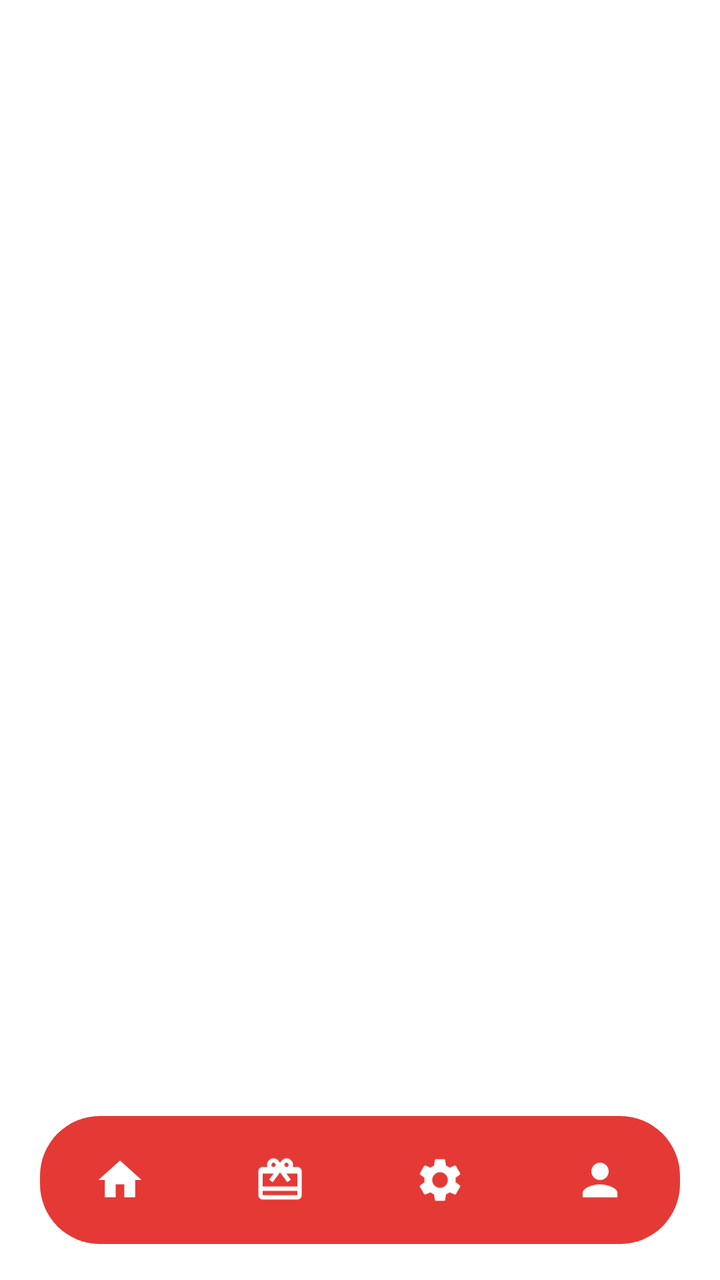
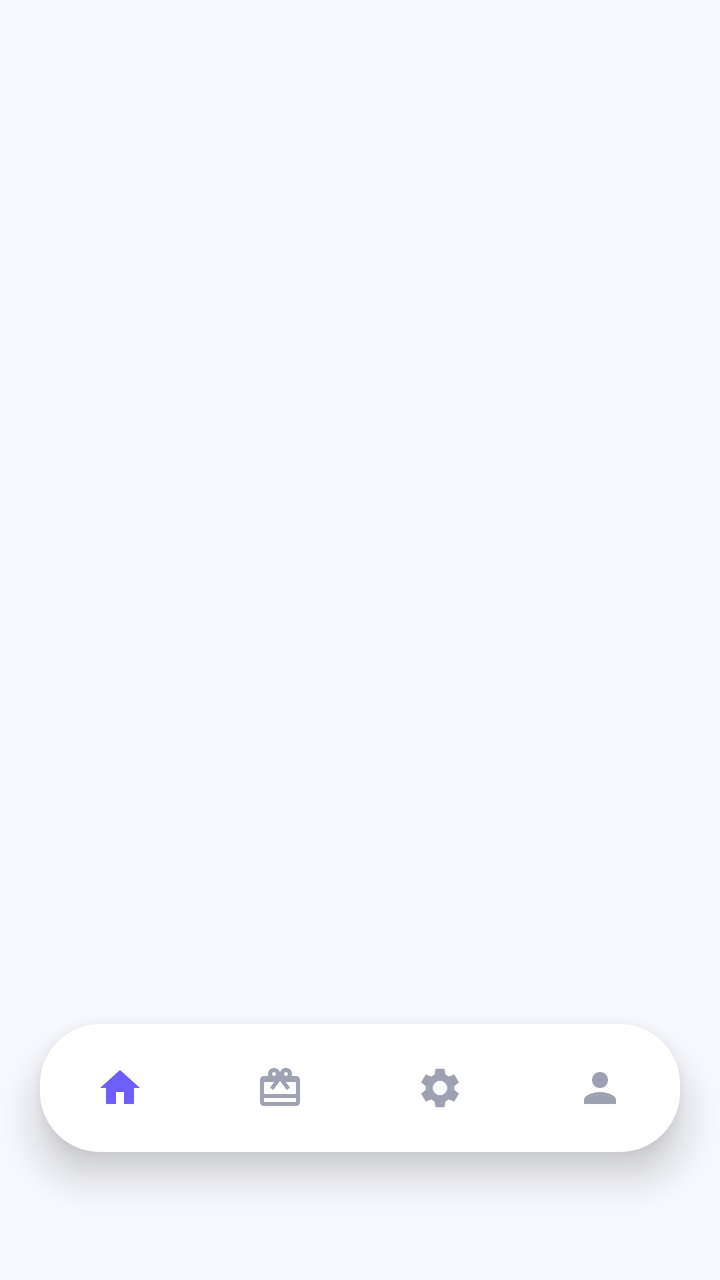

The first picture is an Android layout as it rendered before a commit; the second is the same layout after the commit. The layout source and the unified diff follow.
<!-- AndroidManifest.xml: application theme Theme.RUTA -->
<!-- res/layout/activity_passenger_home.xml -->
<?xml version="1.0" encoding="utf-8"?>
<androidx.constraintlayout.widget.ConstraintLayout
    xmlns:android="http://schemas.android.com/apk/res/android"
    xmlns:app="http://schemas.android.com/apk/res-auto"
    android:layout_width="match_parent"
    android:layout_height="match_parent"
    android:background="@color/white">

    
    <androidx.viewpager2.widget.ViewPager2
        android:id="@+id/viewPager"
        android:layout_width="match_parent"
        android:layout_height="0dp"
        app:layout_constraintTop_toTopOf="parent"
        app:layout_constraintBottom_toTopOf="@id/bottomNav" />

    
    <com.google.android.material.card.MaterialCardView
        android:id="@+id/cardDriverInfo"
        android:layout_width="match_parent"
        android:layout_height="wrap_content"
        android:layout_marginHorizontal="16dp"
        android:layout_marginBottom="12dp"
        android:visibility="gone"
        app:cardCornerRadius="16dp"
        app:cardElevation="8dp"
        app:layout_constraintBottom_toTopOf="@id/bottomNav"
        app:layout_constraintEnd_toEndOf="parent"
        app:layout_constraintStart_toStartOf="parent">

        <LinearLayout
            android:layout_width="match_parent"
            android:layout_height="wrap_content"
            android:orientation="vertical"
            android:padding="16dp">

            
            <LinearLayout
                android:layout_width="match_parent"
                android:layout_height="wrap_content"
                android:gravity="center_vertical"
                android:orientation="horizontal">

                <TextView
                    android:id="@+id/txtPassengerTripStatus"
                    android:layout_width="0dp"
                    android:layout_height="wrap_content"
                    android:layout_weight="1"
                    android:text="Searching for driver..."
                    android:textColor="#F57C00"
                    android:textSize="14sp"
                    android:textStyle="bold" />

                <TextView
                    android:id="@+id/txtTripEta"
                    android:layout_width="wrap_content"
                    android:layout_height="wrap_content"
                    android:text="ETA: -- min"
                    android:textColor="@android:color/black"
                    android:textSize="13sp"
                    android:textStyle="bold" />
            </LinearLayout>

            
            <LinearLayout
                android:id="@+id/layoutDriverDetails"
                android:layout_width="match_parent"
                android:layout_height="wrap_content"
                android:layout_marginTop="8dp"
                android:orientation="vertical"
                android:visibility="gone">

                <TextView
                    android:id="@+id/txtDriverName"
                    android:layout_width="wrap_content"
                    android:layout_height="wrap_content"
                    android:text="Driver Name"
                    android:textSize="16sp"
                    android:textStyle="bold" />

                <TextView
                    android:id="@+id/txtVehicleDetails"
                    android:layout_width="wrap_content"
                    android:layout_height="wrap_content"
                    android:layout_marginTop="2dp"
                    android:text="Toyota Vios • ABC 1234"
                    android:textColor="@android:color/darker_gray"
                    android:textSize="13sp" />

                <TextView
                    android:id="@+id/txtTripFare"
                    android:layout_width="wrap_content"
                    android:layout_height="wrap_content"
                    android:layout_marginTop="4dp"
                    android:text="Total Fare: ₱0.00"
                    android:textColor="#2E7D32"
                    android:textSize="14sp"
                    android:textStyle="bold" />
            </LinearLayout>

            
            <LinearLayout
                android:layout_width="match_parent"
                android:layout_height="wrap_content"
                android:layout_marginTop="12dp"
                android:orientation="horizontal">

                <Button
                    android:id="@+id/btnOpenChat"
                    style="@style/Widget.MaterialComponents.Button"
                    android:layout_width="0dp"
                    android:layout_height="wrap_content"
                    android:layout_weight="1"
                    android:layout_marginEnd="4dp"
                    android:text="💬 Chat Driver"
                    android:visibility="gone" />

                <Button
                    android:id="@+id/btnCancelRide"
                    style="@style/Widget.MaterialComponents.Button"
                    android:layout_width="0dp"
                    android:layout_height="wrap_content"
                    android:layout_weight="1"
                    android:layout_marginStart="4dp"
                    android:backgroundTint="#D32F2F"
                    android:text="Cancel Request"
                    android:textColor="@color/white" />
            </LinearLayout>

        </LinearLayout>
    </com.google.android.material.card.MaterialCardView>

    
    <LinearLayout
        android:id="@+id/bottomNav"
        android:layout_width="match_parent"
        android:layout_height="64dp"
        android:layout_marginHorizontal="20dp"
        android:layout_marginBottom="18dp"
        android:background="@drawable/bg_bottom_nav"
        android:gravity="center_vertical"
        android:orientation="horizontal"
        android:weightSum="4"
        app:layout_constraintBottom_toBottomOf="parent"
        app:layout_constraintStart_toStartOf="parent"
        app:layout_constraintEnd_toEndOf="parent">

        <ImageView
            android:id="@+id/navHome"
            android:layout_width="0dp"
            android:layout_height="26dp"
            android:layout_weight="1"
            android:contentDescription="Home"
            android:src="@drawable/ic_home_filled" />

        <ImageView
            android:id="@+id/navPromos"
            android:layout_width="0dp"
            android:layout_height="26dp"
            android:layout_weight="1"
            android:contentDescription="Promos"
            android:src="@drawable/ic_gift" />

        <ImageView
            android:id="@+id/navSettings"
            android:layout_width="0dp"
            android:layout_height="26dp"
            android:layout_weight="1"
            android:contentDescription="Settings"
            android:src="@drawable/ic_settings" />

        <ImageView
            android:id="@+id/btnProfile"
            android:layout_width="0dp"
            android:layout_height="26dp"
            android:layout_weight="1"
            android:contentDescription="Profile"
            android:src="@drawable/ic_person" />

    </LinearLayout>

</androidx.constraintlayout.widget.ConstraintLayout>
<!-- resources referenced by this layout -->
<resources>
  <color name="white">#FFFFFF</color>
  <!-- drawable bg_bottom_nav (drawable) -->
  <?xml version="1.0" encoding="utf-8"?>
  <shape xmlns:android="http://schemas.android.com/apk/res/android">
      <solid android:color="@color/ruta_red" />
      <corners android:radius="30dp" />
  </shape>
  <!-- drawable ic_gift (drawable) -->
  <vector xmlns:android="http://schemas.android.com/apk/res/android"
      android:width="24dp" android:height="24dp" android:viewportWidth="24" android:viewportHeight="24">
      <path android:fillColor="#FFFFFF" android:pathData="M20,6h-2.18c0.11,-0.31 0.18,-0.65 0.18,-1a2.996,2.996 0 0,0 -5.5,-1.65l-0.5,0.67 -0.5,-0.68C10.96,2.54 10.05,2 9,2 7.34,2 6,3.34 6,5c0,0.35 0.07,0.69 0.18,1H4c-1.11,0 -1.99,0.89 -1.99,2v11c0,1.11 0.88,2 1.99,2h16c1.11,0 2,-0.89 2,-2V8c0,-1.11 -0.89,-2 -2,-2zM9,4c0.55,0 1,0.45 1,1s-0.45,1 -1,1 -1,-0.45 -1,-1 0.45,-1 1,-1zM15,4c0.55,0 1,0.45 1,1s-0.45,1 -1,1 -1,-0.45 -1,-1 0.45,-1 1,-1zM20,19H4v-2h16v2zM20,15H4v-6h5.08L7,11.83 8.62,13 11,9.8l1,-1.33 1,1.33L15.38,13 17,11.83 14.92,9H20v6z" />
  </vector>
  <!-- drawable ic_home_filled (drawable) -->
  <vector xmlns:android="http://schemas.android.com/apk/res/android"
      android:width="24dp" android:height="24dp" android:viewportWidth="24" android:viewportHeight="24">
      <path android:fillColor="#FFFFFF" android:pathData="M10,20v-6h4v6h5v-8h3L12,3 2,12h3v8z" />
  </vector>
  <!-- drawable ic_person (drawable) -->
  <vector xmlns:android="http://schemas.android.com/apk/res/android"
      android:width="24dp" android:height="24dp" android:viewportWidth="24" android:viewportHeight="24">
      <path android:fillColor="#FFFFFF" android:pathData="M12,12c2.21,0 4,-1.79 4,-4s-1.79,-4 -4,-4 -4,1.79 -4,4 1.79,4 4,4zM12,14c-2.67,0 -8,1.34 -8,4v2h16v-2c0,-2.66 -5.33,-4 -8,-4z" />
  </vector>
  <!-- drawable ic_settings (drawable) -->
  <vector xmlns:android="http://schemas.android.com/apk/res/android"
      android:width="24dp" android:height="24dp" android:viewportWidth="24" android:viewportHeight="24">
      <path android:fillColor="#FFFFFF" android:pathData="M19.14,12.94c0.04,-0.3 0.06,-0.61 0.06,-0.94c0,-0.32 -0.02,-0.64 -0.07,-0.94l2.03,-1.58c0.18,-0.14 0.23,-0.41 0.12,-0.61l-1.92,-3.32c-0.12,-0.22 -0.37,-0.29 -0.59,-0.22l-2.39,0.96c-0.5,-0.38 -1.03,-0.7 -1.62,-0.94L14.4,2.81c-0.04,-0.24 -0.24,-0.41 -0.48,-0.41h-3.84c-0.24,0 -0.43,0.17 -0.47,0.41L9.25,5.35c-0.59,0.24 -1.13,0.57 -1.62,0.94L5.24,5.33c-0.22,-0.08 -0.47,0 -0.59,0.22L2.74,8.87C2.62,9.08 2.66,9.34 2.86,9.48l2.03,1.58C4.84,11.36 4.8,11.69 4.8,12s0.02,0.64 0.07,0.94l-2.03,1.58c-0.18,0.14 -0.23,0.41 -0.12,0.61l1.92,3.32c0.12,0.22 0.37,0.29 0.59,0.22l2.39,-0.96c0.5,0.38 1.03,0.7 1.62,0.94l0.36,2.54c0.05,0.24 0.24,0.41 0.48,0.41h3.84c0.24,0 0.44,-0.17 0.47,-0.41l0.36,-2.54c0.59,-0.24 1.13,-0.56 1.62,-0.94l2.39,0.96c0.22,0.08 0.47,0 0.59,-0.22l1.92,-3.32c0.12,-0.22 0.07,-0.47 -0.12,-0.61L19.14,12.94zM12,15.6c-1.98,0 -3.6,-1.62 -3.6,-3.6s1.62,-3.6 3.6,-3.6 3.6,1.62 3.6,3.6 -1.62,3.6 -3.6,3.6z" />
  </vector>
  <style name="Theme.RUTA" parent="Theme.MaterialComponents.DayNight.NoActionBar">
          <item name="colorPrimary">@color/ruta_red</item>
          <item name="colorPrimaryDark">@color/ruta_red_dark</item>
          <item name="colorAccent">@color/ruta_red</item>
          <item name="android:statusBarColor">@color/ruta_red</item>
          <item name="android:windowLightStatusBar" tools:targetApi="m">false</item>
      </style>
  <color name="ruta_red">#E53935</color>
  <color name="ruta_red_dark">#C62828</color>
</resources>

<!-- the commit's change to res/layout/activity_passenger_home.xml (unified diff, before → after) -->
@@ -1,134 +1,19 @@
 <?xml version="1.0" encoding="utf-8"?>
-<androidx.constraintlayout.widget.ConstraintLayout
-    xmlns:android="http://schemas.android.com/apk/res/android"
+<androidx.constraintlayout.widget.ConstraintLayout xmlns:android="http://schemas.android.com/apk/res/android"
     xmlns:app="http://schemas.android.com/apk/res-auto"
+    xmlns:tools="http://schemas.android.com/tools"
     android:layout_width="match_parent"
     android:layout_height="match_parent"
-    android:background="@color/white">
+    android:background="@color/ruta_bg"
+    tools:ignore="HardcodedText,ContentDescription">
 
     
     <androidx.viewpager2.widget.ViewPager2
         android:id="@+id/viewPager"
         android:layout_width="match_parent"
         android:layout_height="0dp"
-        app:layout_constraintTop_toTopOf="parent"
-        app:layout_constraintBottom_toTopOf="@id/bottomNav" />
-
-    
-    <com.google.android.material.card.MaterialCardView
-        android:id="@+id/cardDriverInfo"
-        android:layout_width="match_parent"
-        android:layout_height="wrap_content"
-        android:layout_marginHorizontal="16dp"
-        android:layout_marginBottom="12dp"
-        android:visibility="gone"
-        app:cardCornerRadius="16dp"
-        app:cardElevation="8dp"
         app:layout_constraintBottom_toTopOf="@id/bottomNav"
-        app:layout_constraintEnd_toEndOf="parent"
-        app:layout_constraintStart_toStartOf="parent">
-
-        <LinearLayout
-            android:layout_width="match_parent"
-            android:layout_height="wrap_content"
-            android:orientation="vertical"
-            android:padding="16dp">
-
-            
-            <LinearLayout
-                android:layout_width="match_parent"
-                android:layout_height="wrap_content"
-                android:gravity="center_vertical"
-                android:orientation="horizontal">
-
-                <TextView
-                    android:id="@+id/txtPassengerTripStatus"
-                    android:layout_width="0dp"
-                    android:layout_height="wrap_content"
-                    android:layout_weight="1"
-                    android:text="Searching for driver..."
-                    android:textColor="#F57C00"
-                    android:textSize="14sp"
-                    android:textStyle="bold" />
-
-                <TextView
-                    android:id="@+id/txtTripEta"
-                    android:layout_width="wrap_content"
-                    android:layout_height="wrap_content"
-                    android:text="ETA: -- min"
-                    android:textColor="@android:color/black"
-                    android:textSize="13sp"
-                    android:textStyle="bold" />
-            </LinearLayout>
-
-            
-            <LinearLayout
-                android:id="@+id/layoutDriverDetails"
-                android:layout_width="match_parent"
-                android:layout_height="wrap_content"
-                android:layout_marginTop="8dp"
-                android:orientation="vertical"
-                android:visibility="gone">
-
-                <TextView
-                    android:id="@+id/txtDriverName"
-                    android:layout_width="wrap_content"
-                    android:layout_height="wrap_content"
-                    android:text="Driver Name"
-                    android:textSize="16sp"
-                    android:textStyle="bold" />
-
-                <TextView
-                    android:id="@+id/txtVehicleDetails"
-                    android:layout_width="wrap_content"
-                    android:layout_height="wrap_content"
-                    android:layout_marginTop="2dp"
-                    android:text="Toyota Vios • ABC 1234"
-                    android:textColor="@android:color/darker_gray"
-                    android:textSize="13sp" />
-
-                <TextView
-                    android:id="@+id/txtTripFare"
-                    android:layout_width="wrap_content"
-                    android:layout_height="wrap_content"
-                    android:layout_marginTop="4dp"
-                    android:text="Total Fare: ₱0.00"
-                    android:textColor="#2E7D32"
-                    android:textSize="14sp"
-                    android:textStyle="bold" />
-            </LinearLayout>
-
-            
-            <LinearLayout
-                android:layout_width="match_parent"
-                android:layout_height="wrap_content"
-                android:layout_marginTop="12dp"
-                android:orientation="horizontal">
-
-                <Button
-                    android:id="@+id/btnOpenChat"
-                    style="@style/Widget.MaterialComponents.Button"
-                    android:layout_width="0dp"
-                    android:layout_height="wrap_content"
-                    android:layout_weight="1"
-                    android:layout_marginEnd="4dp"
-                    android:text="💬 Chat Driver"
-                    android:visibility="gone" />
-
-                <Button
-                    android:id="@+id/btnCancelRide"
-                    style="@style/Widget.MaterialComponents.Button"
-                    android:layout_width="0dp"
-                    android:layout_height="wrap_content"
-                    android:layout_weight="1"
-                    android:layout_marginStart="4dp"
-                    android:backgroundTint="#D32F2F"
-                    android:text="Cancel Request"
-                    android:textColor="@color/white" />
-            </LinearLayout>
-
-        </LinearLayout>
-    </com.google.android.material.card.MaterialCardView>
+        app:layout_constraintTop_toTopOf="parent" />
 
     
     <LinearLayout
@@ -136,47 +21,60 @@
         android:layout_width="match_parent"
         android:layout_height="64dp"
         android:layout_marginHorizontal="20dp"
-        android:layout_marginBottom="18dp"
+        android:layout_marginBottom="64dp"
         android:background="@drawable/bg_bottom_nav"
+        android:backgroundTint="@color/ruta_card_bg"
+        android:elevation="12dp"
         android:gravity="center_vertical"
         android:orientation="horizontal"
         android:weightSum="4"
         app:layout_constraintBottom_toBottomOf="parent"
-        app:layout_constraintStart_toStartOf="parent"
-        app:layout_constraintEnd_toEndOf="parent">
+        app:layout_constraintEnd_toEndOf="parent"
+        app:layout_constraintStart_toStartOf="parent">
 
+        
         <ImageView
             android:id="@+id/navHome"
             android:layout_width="0dp"
-            android:layout_height="26dp"
+            android:layout_height="24dp"
             android:layout_weight="1"
-            android:contentDescription="Home"
-            android:src="@drawable/ic_home_filled" />
+            android:clickable="true"
+            android:focusable="true"
+            android:src="@drawable/ic_home_filled"
+            app:tint="@color/ruta_primary" />
 
+        
         <ImageView
             android:id="@+id/navPromos"
             android:layout_width="0dp"
-            android:layout_height="26dp"
+            android:layout_height="24dp"
             android:layout_weight="1"
-            android:contentDescription="Promos"
-            android:src="@drawable/ic_gift" />
+            android:clickable="true"
+            android:focusable="true"
+            android:src="@drawable/ic_gift"
+            app:tint="@color/ruta_text_muted" />
 
+        
         <ImageView
             android:id="@+id/navSettings"
             android:layout_width="0dp"
-            android:layout_height="26dp"
+            android:layout_height="24dp"
             android:layout_weight="1"
-            android:contentDescription="Settings"
-            android:src="@drawable/ic_settings" />
+            android:clickable="true"
+            android:focusable="true"
+            android:src="@drawable/ic_settings"
+            app:tint="@color/ruta_text_muted" />
 
+        
         <ImageView
             android:id="@+id/btnProfile"
             android:layout_width="0dp"
-            android:layout_height="26dp"
+            android:layout_height="24dp"
             android:layout_weight="1"
-            android:contentDescription="Profile"
-            android:src="@drawable/ic_person" />
-
+            android:clickable="true"
+            android:focusable="true"
+            android:src="@drawable/ic_person"
+            app:tint="@color/ruta_text_muted" />
     </LinearLayout>
 
 </androidx.constraintlayout.widget.ConstraintLayout>
<!-- resource entries referenced after the edit -->
@@ -1,5 +1,9 @@
 <!-- resources referenced by this layout -->
 <resources>
+  <color name="ruta_bg">#F8F9FE</color>
+  <color name="ruta_card_bg">#FFFFFF</color>
+  <color name="ruta_primary">#6D5EFC</color>
+  <color name="ruta_text_muted">#9EA1B0</color>
   <color name="white">#FFFFFF</color>
   <!-- drawable bg_bottom_nav (drawable) -->
   <?xml version="1.0" encoding="utf-8"?>
@@ -28,13 +32,19 @@
       <path android:fillColor="#FFFFFF" android:pathData="M19.14,12.94c0.04,-0.3 0.06,-0.61 0.06,-0.94c0,-0.32 -0.02,-0.64 -0.07,-0.94l2.03,-1.58c0.18,-0.14 0.23,-0.41 0.12,-0.61l-1.92,-3.32c-0.12,-0.22 -0.37,-0.29 -0.59,-0.22l-2.39,0.96c-0.5,-0.38 -1.03,-0.7 -1.62,-0.94L14.4,2.81c-0.04,-0.24 -0.24,-0.41 -0.48,-0.41h-3.84c-0.24,0 -0.43,0.17 -0.47,0.41L9.25,5.35c-0.59,0.24 -1.13,0.57 -1.62,0.94L5.24,5.33c-0.22,-0.08 -0.47,0 -0.59,0.22L2.74,8.87C2.62,9.08 2.66,9.34 2.86,9.48l2.03,1.58C4.84,11.36 4.8,11.69 4.8,12s0.02,0.64 0.07,0.94l-2.03,1.58c-0.18,0.14 -0.23,0.41 -0.12,0.61l1.92,3.32c0.12,0.22 0.37,0.29 0.59,0.22l2.39,-0.96c0.5,0.38 1.03,0.7 1.62,0.94l0.36,2.54c0.05,0.24 0.24,0.41 0.48,0.41h3.84c0.24,0 0.44,-0.17 0.47,-0.41l0.36,-2.54c0.59,-0.24 1.13,-0.56 1.62,-0.94l2.39,0.96c0.22,0.08 0.47,0 0.59,-0.22l1.92,-3.32c0.12,-0.22 0.07,-0.47 -0.12,-0.61L19.14,12.94zM12,15.6c-1.98,0 -3.6,-1.62 -3.6,-3.6s1.62,-3.6 3.6,-3.6 3.6,1.62 3.6,3.6 -1.62,3.6 -3.6,3.6z" />
   </vector>
   <style name="Theme.RUTA" parent="Theme.MaterialComponents.DayNight.NoActionBar">
-          <item name="colorPrimary">@color/ruta_red</item>
-          <item name="colorPrimaryDark">@color/ruta_red_dark</item>
-          <item name="colorAccent">@color/ruta_red</item>
-          <item name="android:statusBarColor">@color/ruta_red</item>
+          
+          <item name="colorPrimary">@color/ruta_primary</item>
+          <item name="colorPrimaryVariant">@color/ruta_primary_dark</item>
+          <item name="colorOnPrimary">@color/white</item>
+          <item name="colorSecondary">@color/ruta_primary</item>
+          <item name="colorSecondaryVariant">@color/ruta_primary_dark</item>
+          <item name="colorOnSecondary">@color/white</item>
+  
+          
+          <item name="android:statusBarColor">@color/ruta_primary</item>
           <item name="android:windowLightStatusBar" tools:targetApi="m">false</item>
       </style>
-  <color name="ruta_red">#E53935</color>
-  <color name="ruta_red_dark">#C62828</color>
+  <color name="ruta_red">@color/ruta_primary</color>
+  <color name="ruta_primary_dark">#4B38E0</color>
 </resources>
 
